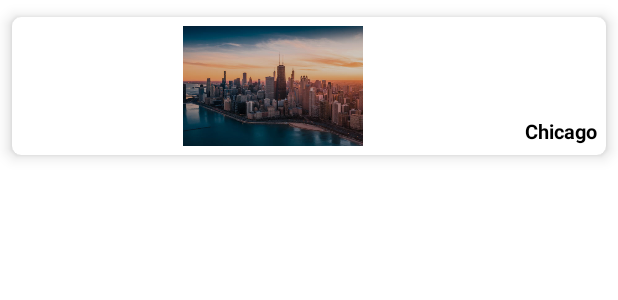
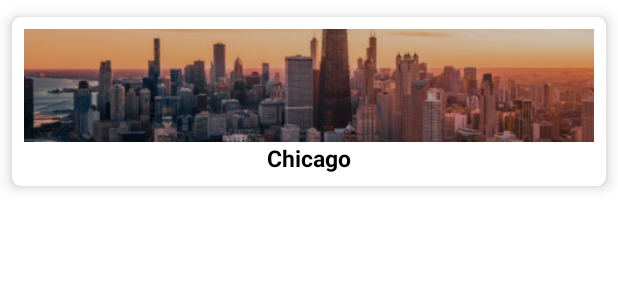
Before and after one commit to wutonytt/TravelTales, an Android app: the layout grid_view_list_item.xml on its own in the app's theme, with its tools: preview values and no code run, on a phone screen of 412 x 824 dp. Shown: the top 300 px of the screen. Run offline under Robolectric (Android 15) with nearby library versions, the phone set to English and light mode, and no system bars.

Commit message:
style: Increase image sizes on search feed

```diff
--- a/app/src/main/res/layout/grid_view_list_item.xml
+++ b/app/src/main/res/layout/grid_view_list_item.xml
@@ -12,27 +12,24 @@
     <LinearLayout
         android:layout_width="wrap_content"
         android:layout_height="wrap_content"
-        android:orientation="horizontal"
-        android:padding="6dp">
+        android:orientation="vertical"
+        android:padding="8dp">
 
         <ImageView
-            android:layout_width="match_parent"
-            android:layout_height="80dp"
-            android:layout_weight="20"
-            android:layout_gravity="center"
-            android:scaleType="fitCenter"
             android:id="@+id/icon_id"
+            android:layout_width="wrap_content"
+            android:layout_height="75dp"
+            android:scaleType="centerCrop"
             android:src="@drawable/a"
             />
         <TextView
             android:id="@+id/textview"
             android:layout_width="wrap_content"
             android:layout_height="wrap_content"
-            android:layout_gravity="center|left"
+            android:layout_gravity="center"
             android:textColor="@color/black"
-            android:textSize="13dp"
+            android:textSize="15dp"
             android:textStyle="bold"
-            android:layout_marginTop="30sp"
             android:text="Chicago"
 
             />
```
